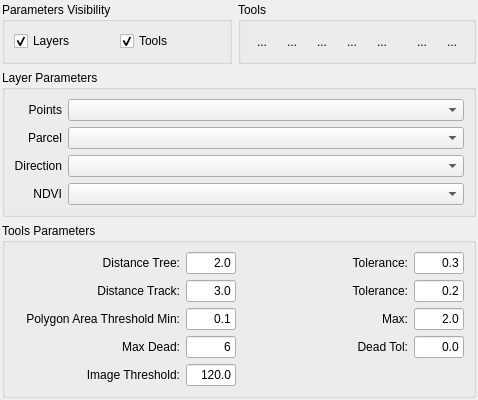
ericabreu82/tv5_plugins, file src/tv5plugins/forestMonitor/qt/ui/ForestMonitorToolBarDialogForm.ui: the form before one commit.
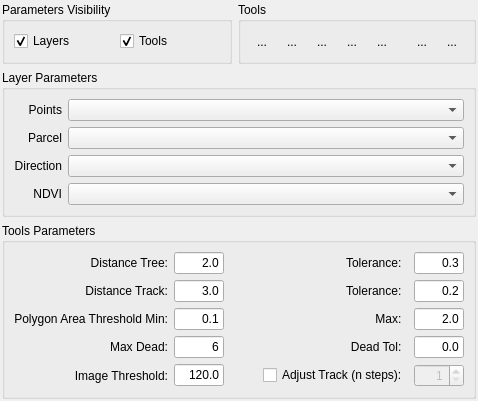
The form after the commit.

Commit message: changed pixel snap from 10 to 7 and add new variable for track adjust

```diff
--- a/src/tv5plugins/forestMonitor/qt/ui/ForestMonitorToolBarDialogForm.ui
+++ b/src/tv5plugins/forestMonitor/qt/ui/ForestMonitorToolBarDialogForm.ui
@@ -7,7 +7,7 @@
     <x>0</x>
     <y>0</y>
     <width>491</width>
-    <height>367</height>
+    <height>369</height>
    </rect>
   </property>
   <property name="windowTitle">
@@ -355,9 +355,9 @@
        <property name="checkable">
         <bool>false</bool>
        </property>
-       <layout class="QGridLayout" name="gridLayout_4">
+       <layout class="QGridLayout" name="gridLayout_9">
         <item row="0" column="0">
-         <layout class="QGridLayout" name="gridLayout_2">
+         <layout class="QGridLayout" name="gridLayout_4">
           <item row="0" column="0">
            <widget class="QLabel" name="m_dist">
             <property name="text">
@@ -387,7 +387,7 @@
           <item row="0" column="2">
            <widget class="QLabel" name="m_dx">
             <property name="text">
-             <string>Tolerance:</string>
+             <string>Tolerance:  </string>
             </property>
             <property name="alignment">
              <set>Qt::AlignRight|Qt::AlignTrailing|Qt::AlignVCenter</set>
@@ -445,7 +445,7 @@
           <item row="1" column="2">
            <widget class="QLabel" name="m_dx_2">
             <property name="text">
-             <string>Tolerance:</string>
+             <string>Tolerance:  </string>
             </property>
             <property name="alignment">
              <set>Qt::AlignRight|Qt::AlignTrailing|Qt::AlignVCenter</set>
@@ -509,7 +509,7 @@
              <bool>true</bool>
             </property>
             <property name="text">
-             <string>Max:</string>
+             <string>Max:  </string>
             </property>
             <property name="alignment">
              <set>Qt::AlignRight|Qt::AlignTrailing|Qt::AlignVCenter</set>
@@ -564,7 +564,7 @@
           <item row="3" column="2">
            <widget class="QLabel" name="label_7">
             <property name="text">
-             <string>Dead Tol:</string>
+             <string>Dead Tol:  </string>
             </property>
             <property name="alignment">
              <set>Qt::AlignRight|Qt::AlignTrailing|Qt::AlignVCenter</set>
@@ -613,6 +613,43 @@
             </property>
            </widget>
           </item>
+          <item row="4" column="2">
+           <layout class="QGridLayout" name="gridLayout_2">
+            <item row="0" column="0">
+             <spacer name="horizontalSpacer_2">
+              <property name="orientation">
+               <enum>Qt::Horizontal</enum>
+              </property>
+              <property name="sizeHint" stdset="0">
+               <size>
+                <width>18</width>
+                <height>20</height>
+               </size>
+              </property>
+             </spacer>
+            </item>
+            <item row="0" column="1">
+             <widget class="QCheckBox" name="m_adaptTrackCheckBox">
+              <property name="text">
+               <string>Adjust Track (n steps):</string>
+              </property>
+             </widget>
+            </item>
+           </layout>
+          </item>
+          <item row="4" column="3">
+           <widget class="QSpinBox" name="m_adjustTrackSpinBox">
+            <property name="enabled">
+             <bool>false</bool>
+            </property>
+            <property name="alignment">
+             <set>Qt::AlignRight|Qt::AlignTrailing|Qt::AlignVCenter</set>
+            </property>
+            <property name="minimum">
+             <number>1</number>
+            </property>
+           </widget>
+          </item>
          </layout>
         </item>
        </layout>
```
Left out of the diff: 24 changed lines with no effect on the pictures. The commit also changes 6 other files.
